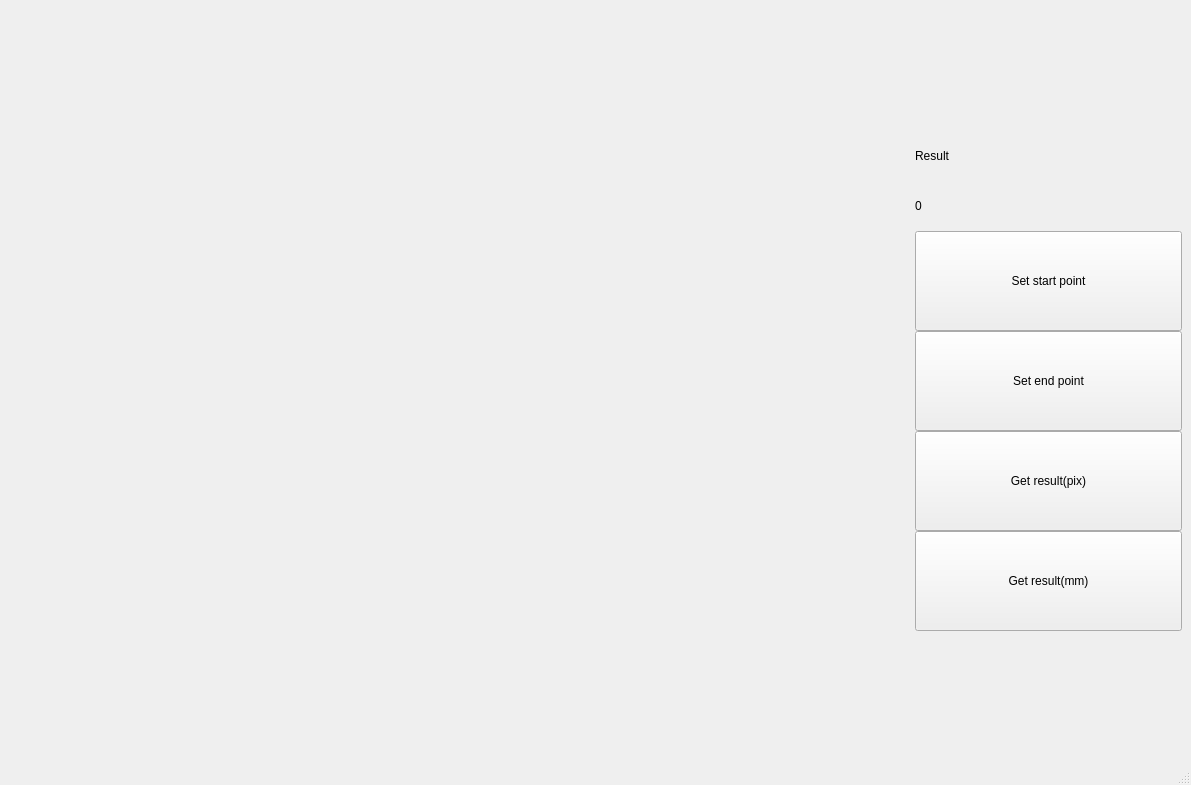
Old version of the form inc/Qt/MainWindow.ui in the repository aaaaaaag/BetBoomTestTask.
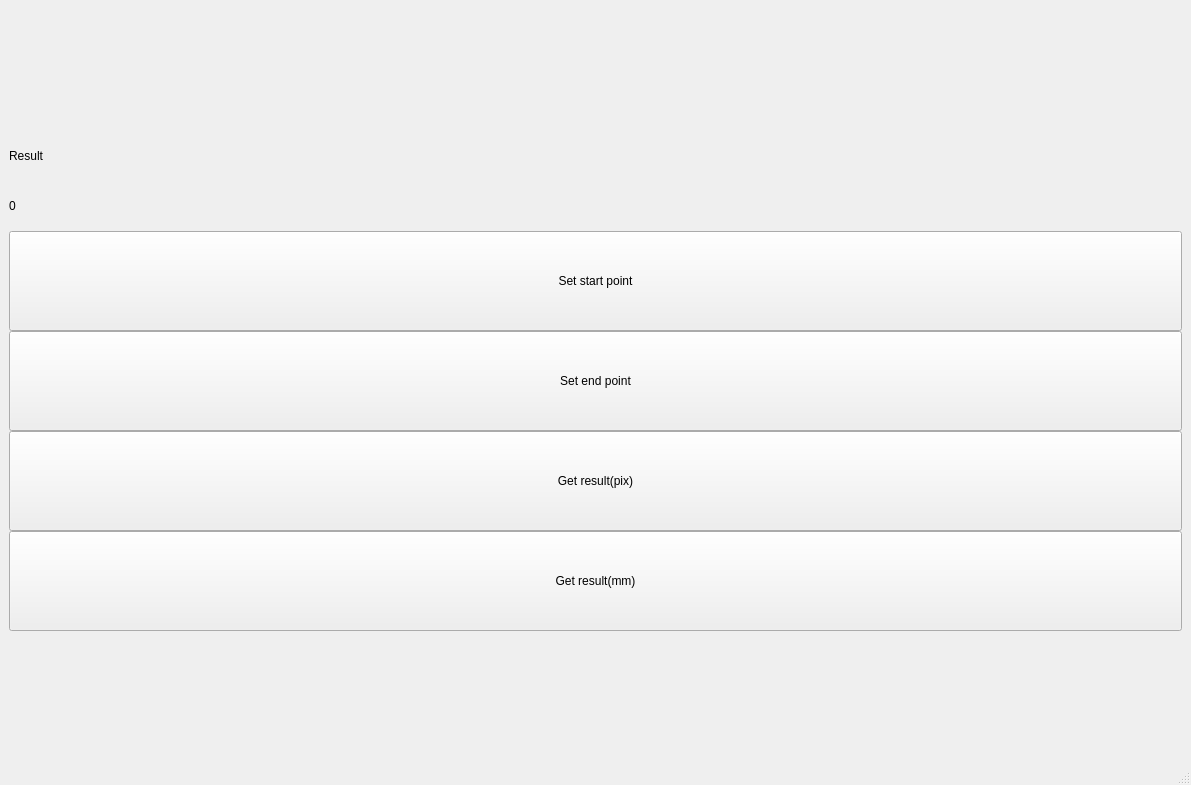
New version of the form.

Commit message: now image work on ui

Diff of the .ui file:
```diff
--- a/inc/Qt/MainWindow.ui
+++ b/inc/Qt/MainWindow.ui
@@ -15,7 +15,7 @@
   </property>
   <widget class="QWidget" name="centralwidget">
    <layout class="QGridLayout" name="gridLayout">
-    <item row="0" column="1">
+    <item row="0" column="0">
      <layout class="QHBoxLayout" name="horizontalLayout">
       <item>
        <layout class="QVBoxLayout" name="menu_layout">
@@ -104,19 +104,6 @@
       </item>
      </layout>
     </item>
-    <item row="0" column="0">
-     <widget class="QLabel" name="image">
-      <property name="minimumSize">
-       <size>
-        <width>900</width>
-        <height>0</height>
-       </size>
-      </property>
-      <property name="text">
-       <string/>
-      </property>
-     </widget>
-    </item>
    </layout>
   </widget>
   <widget class="QMenuBar" name="menubar">
```
The commit also changes 4 other files.
